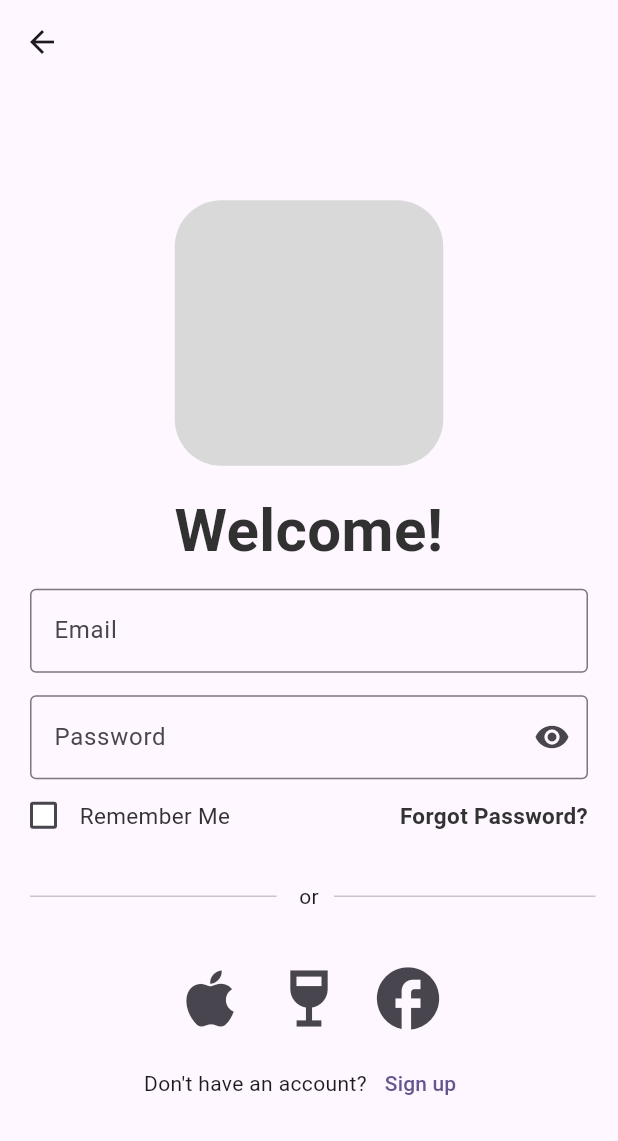
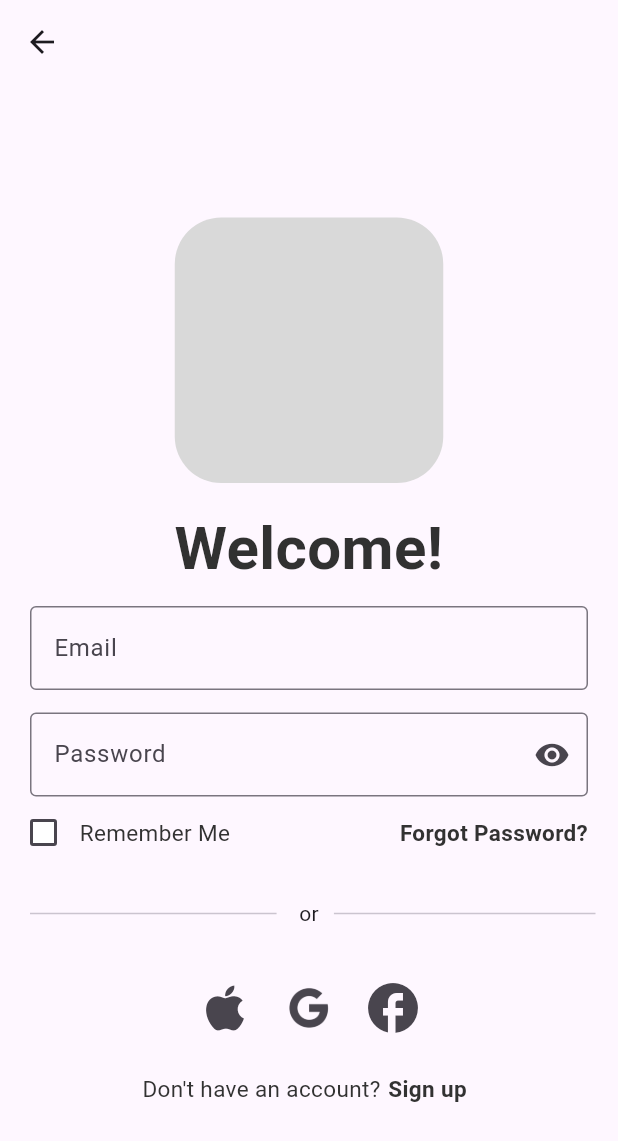
Before and after one commit to Codelab-Davis/password-manager, a Flutter app: the screen it shows after launch, after a tap on "Login", on a phone screen of 412 x 824 dp. Shown: the top 1141 px of the screen. Run offline on Flutter 3.47's test engine with Material 3 defaults, Android fonts, the phone set to English and light mode, and no system bars; our stand-ins replace timezone; missing offline and left inert: clipboard, otp, qr_code_scanner; network calls fail; Roboto replaces fonts that are missing (Outfit).

Commit message:
Feature: completed login page

```diff
--- a/lib/login.dart
+++ b/lib/login.dart
@@ -2,6 +2,7 @@ import 'package:flutter/cupertino.dart';
 import 'package:flutter/material.dart';
 import 'package:flutter/rendering.dart';
 import 'package:flutter/widgets.dart';
+import 'home_page.dart';
 
 class Login extends StatefulWidget {
   const Login({super.key});
@@ -171,29 +172,61 @@ class _LoginState extends State<Login> {
                   children: [
                     IconButton(
                       icon: const Icon(Icons.apple),
-                      iconSize: 50,
+                      iconSize: 40,
                       onPressed: () {},
                     ),
                     IconButton(
-                      icon: const Icon(Icons.wine_bar),
-                      iconSize: 50,
+                      icon: const ImageIcon(
+                        AssetImage(
+                            'assets/google.png'),
+                      ),
+                      iconSize: 40,
                       onPressed: () {},
                     ),
                     IconButton(
                       icon: const Icon(Icons.facebook),
-                      iconSize: 50,
+                      iconSize: 40,
                       onPressed: () {},
                     )
                   ],
                 ),
+                const SizedBox(height: 25),
                 Row(
                   mainAxisAlignment: MainAxisAlignment.center,
                   children: [
-                    Text("Don't have an account?"),
-                    TextButton(
-                      child: const Text('Sign up'),
-                      onPressed: () {},
-                    )
+                    const SizedBox(
+                      height: 10,
+                      child: Text(
+                        "Don't have an account?",
+                        style: TextStyle(
+                          color: Color(0xFF323232),
+                          fontSize: 15,
+                          fontFamily: 'Outfit',
+                          fontWeight: FontWeight.w400,
+                          height: 0.06,
+                        ),
+                      ),
+                    ),
+                    const SizedBox(width: 5),
+                    SizedBox(
+                      width: 58.5,
+                      height: 10,
+                      child: GestureDetector(
+                        onTap: () {
+                          Navigator.pushNamed(context, '/signUp');
+                        },
+                        child: const Text(
+                            "Sign up",
+                            style: TextStyle(
+                              color: Color(0xFF323232),
+                              fontSize: 15,
+                              fontFamily: 'Outfit',
+                              fontWeight: FontWeight.bold,
+                              height: 0.06,
+                            ),
+                          ),
+                      ),
+                    ),
                   ],
                 )
               ],
--- a/lib/main.dart
+++ b/lib/main.dart
@@ -16,6 +16,9 @@ class MyApp extends StatelessWidget {
   @override
   Widget build(BuildContext context) {
     return MaterialApp(
+      routes: {
+        '/signUp': (context) => const MyHomePage(title: "Sign Up"),
+      },
       debugShowCheckedModeBanner: false,
       title: 'Flutter Demo',
       theme: ThemeData(
--- a/pubspec.yaml
+++ b/pubspec.yaml
@@ -65,10 +65,8 @@ flutter:
   # the material Icons class.
   uses-material-design: true
 
-  # To add assets to your application, add an assets section, like this:
-  # assets:
-  #   - images/a_dot_burr.jpeg
-  #   - images/a_dot_ham.jpeg
+  assets:
+    - assets/google.png
 
   # An image asset can refer to one or more resolution-specific "variants", see
   # https://flutter.dev/assets-and-images/#resolution-aware
```
Also changed, not shown: assets/google.png (added).
